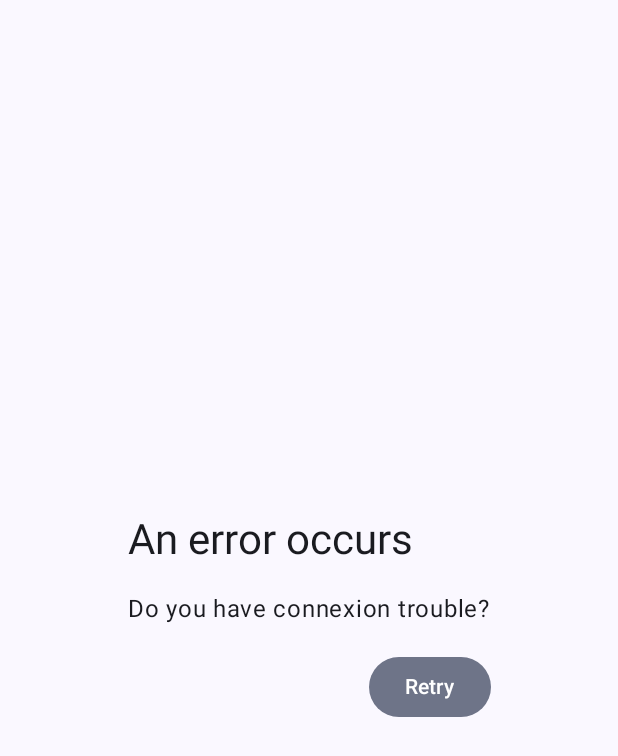
After one commit to BapNesS/goat-multiplatform, an Android app built with Jetpack Compose: the composable GoatListError shown on its own in the app's theme, on a phone screen of 412 x 824 dp. The commit adds this screen. Shown: the top 756 px of the screen. Run offline under Robolectric (Android 15) with nearby library versions, the phone set to English and light mode, and no system bars.

Commit message:
Add GoatListError and retry on the list

```diff
--- /dev/null
+++ b/apps/androidApp/src/main/java/com/baptistecarlier/am24/ui/feature/list/component/GoatListError.kt
@@ -0,0 +1,62 @@
+package com.baptistecarlier.am24.ui.feature.list.component
+
+import androidx.compose.foundation.layout.Arrangement
+import androidx.compose.foundation.layout.Column
+import androidx.compose.foundation.layout.IntrinsicSize
+import androidx.compose.foundation.layout.fillMaxSize
+import androidx.compose.foundation.layout.fillMaxWidth
+import androidx.compose.foundation.layout.width
+import androidx.compose.foundation.layout.wrapContentHeight
+import androidx.compose.foundation.layout.wrapContentWidth
+import androidx.compose.material3.FilledTonalButton
+import androidx.compose.material3.MaterialTheme
+import androidx.compose.material3.Text
+import androidx.compose.runtime.Composable
+import androidx.compose.ui.Alignment
+import androidx.compose.ui.Modifier
+import androidx.compose.ui.res.stringResource
+import androidx.compose.ui.tooling.preview.Preview
+import androidx.compose.ui.unit.dp
+import com.baptistecarlier.am24.R
+import com.baptistecarlier.am24.ui.theme.OmgTheme
+
+@Composable
+internal fun GoatListError(modifier: Modifier = Modifier, onRetry: () -> Unit) {
+    Column(
+        modifier = modifier
+            .fillMaxSize()
+            .wrapContentHeight(Alignment.CenterVertically),
+        horizontalAlignment = Alignment.CenterHorizontally,
+    ) {
+        Column(
+            modifier = Modifier.width(IntrinsicSize.Max),
+            verticalArrangement = Arrangement.spacedBy(16.dp)
+        ) {
+            Text(
+                modifier = Modifier.wrapContentWidth(),
+                style = MaterialTheme.typography.headlineMedium,
+                text = stringResource(R.string.list_error_title)
+            )
+            Text(
+                modifier = Modifier.wrapContentWidth(),
+                text = stringResource(R.string.list_error_description)
+            )
+            FilledTonalButton(
+                modifier = Modifier
+                    .fillMaxWidth()
+                    .wrapContentWidth(Alignment.End),
+                onClick = onRetry
+            ) {
+                Text(stringResource(R.string.retry))
+            }
+        }
+    }
+}
+
+@Preview(widthDp = 740)
+@Composable
+private fun Preview() {
+    OmgTheme {
+        GoatListError { }
+    }
+}
--- a/apps/androidApp/src/main/java/com/baptistecarlier/am24/ui/feature/list/screen/listScreen.kt
+++ b/apps/androidApp/src/main/java/com/baptistecarlier/am24/ui/feature/list/screen/listScreen.kt
@@ -21,6 +21,6 @@ internal fun NavGraphBuilder.listScreen(
     ) {
         val viewModel: ListVM = koinViewModel()
         val state = viewModel.state.collectAsState().value
-        GoatList(state, viewModel::onListModeChanged, goGoat)
+        GoatList(state, viewModel::onListModeChanged, viewModel::onRetry, goGoat)
     }
 }
--- a/apps/androidApp/src/main/res/values/strings.xml
+++ b/apps/androidApp/src/main/res/values/strings.xml
@@ -8,4 +8,7 @@
     <string name="detail_milkproductivity">Milk productivity</string>
     <string name="detail_friendliness">Friendliness</string>
     <string name="detail_humor">Humor</string>
+    <string name="retry">Retry</string>
+    <string name="list_error_title">An error occurs</string>
+    <string name="list_error_description">Do you have connexion trouble?</string>
 </resources>
```
Also changed, not shown: apps/androidApp/src/main/java/com/baptistecarlier/am24/ui/feature/list/component/GoatList.kt (+4 -3 lines), apps/androidApp/src/main/java/com/baptistecarlier/am24/ui/feature/list/screen/ListVM.kt (+10 -0 lines), 1 other file.
